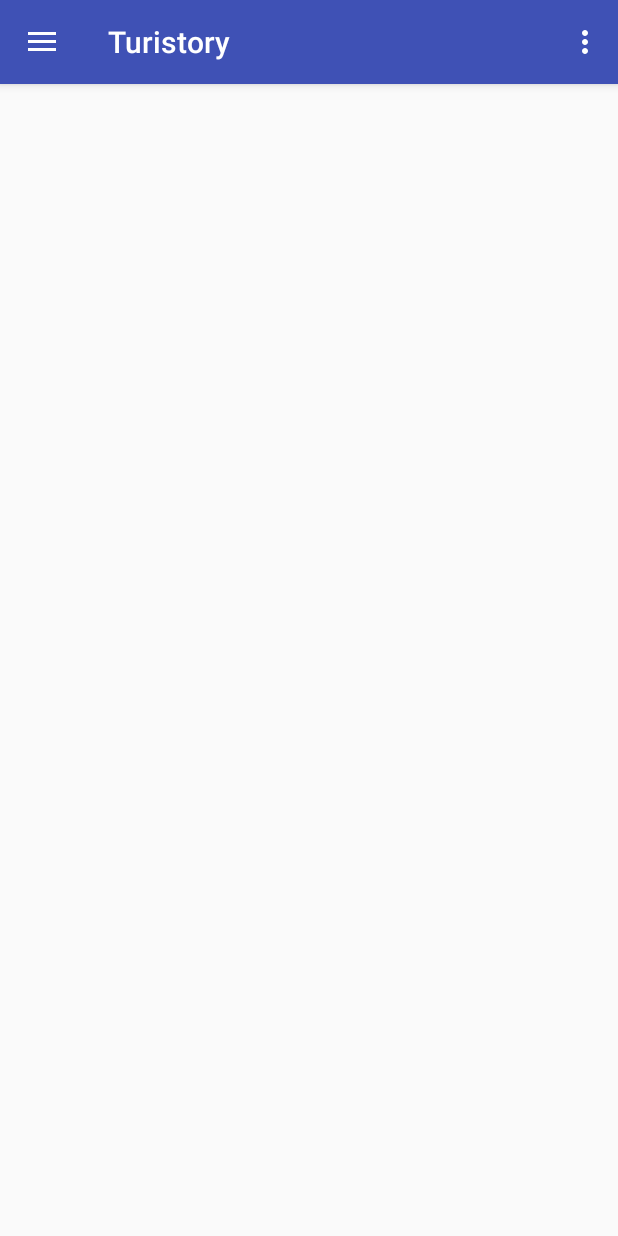
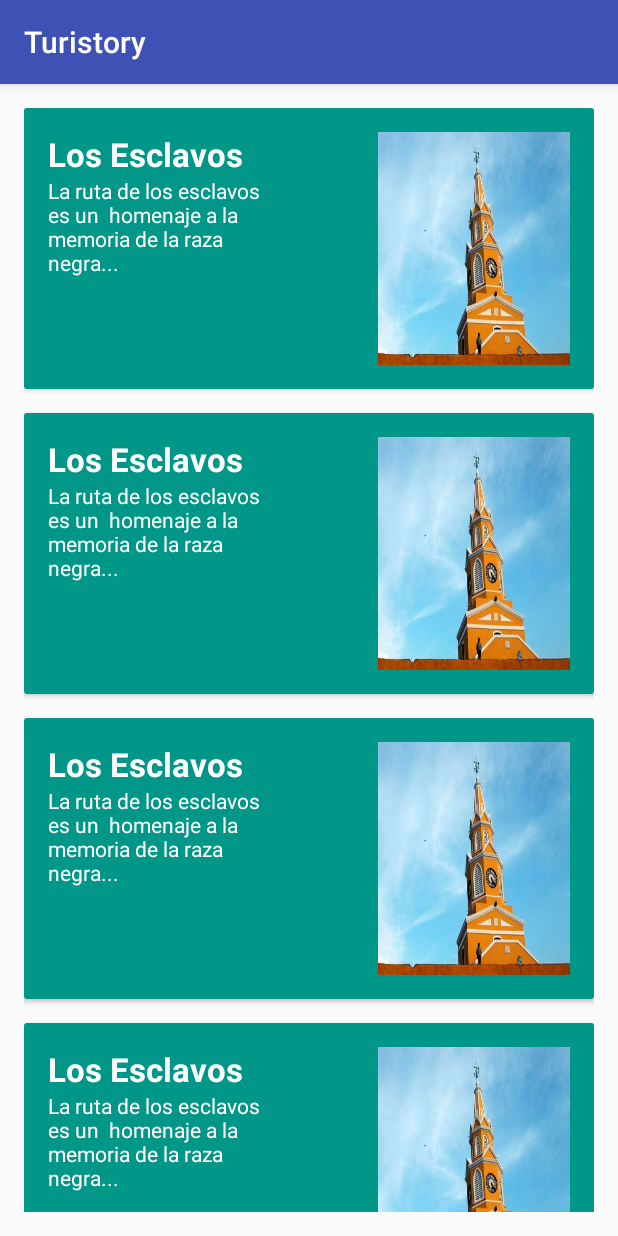
Before and after one commit to Cromeror/turistapp_android, an Android app: the screen it shows after launch (MainActivity before the commit, RoutesActivity after it), on a phone screen of 412 x 824 dp. Run offline under Robolectric (Android 15) with nearby library versions, the phone set to English and light mode, and no system bars.

Commit message:
Add routes list

```diff
--- a/app/src/main/AndroidManifest.xml
+++ b/app/src/main/AndroidManifest.xml
@@ -19,17 +19,20 @@
             android:name=".MainActivity"
             android:label="@string/app_name"
             android:theme="@style/AppTheme.NoActionBar">
+
+        </activity>
+        <activity android:name=".MapsActivity" />
+        <activity
+            android:name=".PlaceDetailActivity"
+            android:theme="@style/AppTheme.NoActionBar" />
+        <activity android:name=".PlacesActivity" />
+        <activity android:name=".RoutesActivity">
             <intent-filter>
                 <action android:name="android.intent.action.MAIN" />
 
                 <category android:name="android.intent.category.LAUNCHER" />
             </intent-filter>
         </activity>
-        <activity android:name=".MapsActivity" />
-        <activity
-            android:name=".PlaceDetailActivity"
-            android:theme="@style/AppTheme.NoActionBar" />
-        <activity android:name=".PlacesActivity" />
     </application>
 
 </manifest>
--- /dev/null
+++ b/app/src/main/java/com/turistory/android/activity/RoutesActivity.java
@@ -0,0 +1,24 @@
+package com.turistory.android.activity;
+
+import android.support.v7.app.AppCompatActivity;
+import android.os.Bundle;
+import android.support.v7.widget.LinearLayoutManager;
+import android.support.v7.widget.RecyclerView;
+
+import com.turistory.android.activity.view.adapter.RouteRecyclerAdapter;
+
+public class RoutesActivity extends AppCompatActivity {
+
+    @Override
+    protected void onCreate(Bundle savedInstanceState) {
+        super.onCreate(savedInstanceState);
+        setContentView(R.layout.activity_routes);
+
+
+        RouteRecyclerAdapter adapter = new RouteRecyclerAdapter(this);
+        RecyclerView recyclerView = (RecyclerView) findViewById(R.id.RouteRecycleView);
+        recyclerView.setAdapter(adapter);
+        recyclerView.setHasFixedSize(true);
+        recyclerView.setLayoutManager(new LinearLayoutManager(this));
+    }
+}
--- a/app/src/main/java/com/turistory/android/activity/view/adapter/RecyclerAdapter.java
+++ b/app/src/main/java/com/turistory/android/activity/view/adapter/RecyclerAdapter.java
@@ -17,9 +17,9 @@ import com.turistory.android.data.PlacesDataProvider;
 
 import java.util.List;
 
-
 /**
- * Created by Next University
+ * @author Cristobal Romero Rossi <cristobalromerorossi@gmail.com>
+ * @version 1.0 SNAPSHOT
  */
 public class RecyclerAdapter extends RecyclerView.Adapter<RecyclerViewHolder> {
     public final static String PLACE_ID = RecyclerAdapter.class.getPackage() + ".place.id";
--- /dev/null
+++ b/app/src/main/java/com/turistory/android/activity/view/adapter/RouteRecyclerAdapter.java
@@ -0,0 +1,46 @@
+package com.turistory.android.activity.view.adapter;
+
+import android.content.Context;
+import android.support.v7.widget.RecyclerView;
+import android.view.LayoutInflater;
+import android.view.View;
+import android.view.ViewGroup;
+
+import com.turistory.android.activity.R;
+import com.turistory.android.activity.view.holder.RecyclerViewHolder;
+import com.turistory.android.activity.view.holder.RouteRecyclerViewHolder;
+import com.turistory.android.data.Place;
+import com.turistory.android.data.PlacesDataProvider;
+
+import java.util.List;
+
+/**
+ * @author Cristobal Romero Rossi <cristobalromerorossi@gmail.com>
+ * @version 1.0 SNAPSHOT
+ */
+public class RouteRecyclerAdapter extends RecyclerView.Adapter<RouteRecyclerViewHolder> {
+
+    LayoutInflater inflater;
+    List<Place> places = PlacesDataProvider.getPlaces();
+
+    public RouteRecyclerAdapter(Context context) {
+        this.inflater = LayoutInflater.from(context);
+    }
+
+    @Override
+    public RouteRecyclerViewHolder onCreateViewHolder(ViewGroup parent, int viewType) {
+        View view = inflater.inflate(R.layout.item_route, parent, false);
+        RouteRecyclerViewHolder viewHolder = new RouteRecyclerViewHolder(view);
+        return viewHolder;
+    }
+
+    @Override
+    public void onBindViewHolder(RouteRecyclerViewHolder holder, int position) {
+
+    }
+
+    @Override
+    public int getItemCount() {
+        return places.size();
+    }
+}
--- /dev/null
+++ b/app/src/main/java/com/turistory/android/activity/view/holder/RouteRecyclerViewHolder.java
@@ -0,0 +1,15 @@
+package com.turistory.android.activity.view.holder;
+
+import android.support.v7.widget.RecyclerView;
+import android.view.View;
+
+/**
+ * @author Cristobal Romero Rossi <cristobalromerorossi@gmail.com>
+ * @version 1.0 SNAPSHOT
+ */
+
+public class RouteRecyclerViewHolder extends RecyclerView.ViewHolder {
+    public RouteRecyclerViewHolder(View itemView) {
+        super(itemView);
+    }
+}
--- /dev/null
+++ b/app/src/main/res/layout/activity_routes.xml
@@ -0,0 +1,18 @@
+<?xml version="1.0" encoding="utf-8"?>
+<RelativeLayout xmlns:android="http://schemas.android.com/apk/res/android"
+    xmlns:tools="http://schemas.android.com/tools"
+    android:id="@+id/activity_routes"
+    android:layout_width="match_parent"
+    android:layout_height="match_parent"
+    android:paddingBottom="@dimen/activity_vertical_margin"
+    android:paddingLeft="@dimen/activity_horizontal_margin"
+    android:paddingRight="@dimen/activity_horizontal_margin"
+    android:paddingTop="@dimen/activity_vertical_margin"
+    tools:context="com.turistory.android.activity.RoutesActivity">
+
+    <android.support.v7.widget.RecyclerView
+        android:id="@+id/RouteRecycleView"
+        android:layout_width="match_parent"
+        android:layout_height="match_parent"
+        android:scrollbars="vertical" />
+</RelativeLayout>
--- /dev/null
+++ b/app/src/main/res/layout/item_route.xml
@@ -0,0 +1,61 @@
+<?xml version="1.0" encoding="utf-8"?>
+<android.support.v7.widget.CardView xmlns:android="http://schemas.android.com/apk/res/android"
+    xmlns:app="http://schemas.android.com/apk/res-auto"
+    xmlns:card_view="http://schemas.android.com/tools"
+    android:id="@+id/cardview"
+    android:layout_width="match_parent"
+    android:layout_height="wrap_content"
+    android:layout_marginBottom="@dimen/card_padding"
+    app:cardElevation="@dimen/cardview_default_elevation"
+    card_view:cardCornerRadius="@dimen/cardview_default_cardCornerRadius">
+
+    <RelativeLayout
+        android:layout_width="match_parent"
+        android:layout_height="187dp"
+        android:background="#009688">
+
+        <ImageView
+            android:id="@+id/img_cover"
+            android:layout_width="160dp"
+            android:layout_height="wrap_content"
+            android:layout_alignParentBottom="true"
+            android:layout_alignParentEnd="true"
+            android:layout_alignParentRight="true"
+            android:contentDescription="@string/img_cover"
+            android:padding="@dimen/card_padding"
+            android:scaleType="fitXY"
+            android:src="@mipmap/tower_clock" />
+
+        <LinearLayout
+            android:id="@+id/linearLayout"
+            android:layout_width="wrap_content"
+            android:layout_height="wrap_content"
+            android:layout_alignParentLeft="true"
+            android:layout_alignParentStart="true"
+            android:layout_alignParentTop="true"
+            android:orientation="vertical"
+            android:padding="@dimen/card_padding"
+            android:weightSum="1">
+
+            <TextView
+                android:id="@+id/titulo_ruta"
+                android:layout_width="177dp"
+                android:layout_height="wrap_content"
+                android:layout_gravity="bottom"
+                android:layout_weight="1"
+                android:text="Los Esclavos"
+                android:textColor="#ffffff"
+                android:textSize="22dp"
+                android:textStyle="bold" />
+
+            <TextView
+                android:id="@+id/text_descripcion"
+                android:layout_width="153dp"
+                android:layout_height="wrap_content"
+                android:ellipsize="none"
+                android:scrollHorizontally="false"
+                android:text="La ruta de los esclavos es un  homenaje a la memoria de la raza negra..."
+                android:textColor="#ffffff" />
+        </LinearLayout>
+    </RelativeLayout>
+</android.support.v7.widget.CardView>
```
